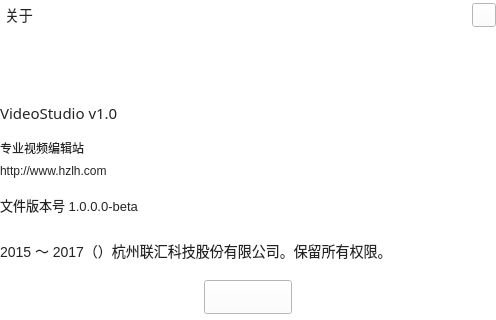
leoxxw/myshotcut, file src/MyWidgets/aboutwidget.ui: the form before one commit.
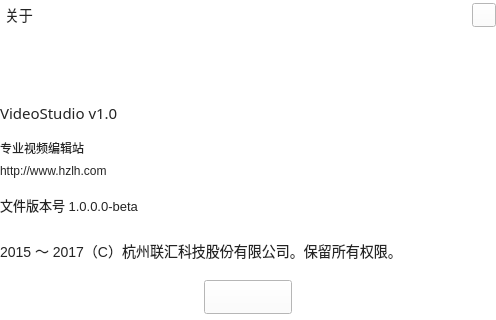
The form after the commit. Icons and pictures are not drawn.

Diff of the .ui file:
```diff
--- a/src/MyWidgets/aboutwidget.ui
+++ b/src/MyWidgets/aboutwidget.ui
@@ -325,7 +325,7 @@
 qproperty-alignment: ' AlignCenter';</string>
               </property>
               <property name="text">
-               <string>2015 ～ 2017（）杭州联汇科技股份有限公司。保留所有权限。</string>
+               <string>2015 ～ 2017（C）杭州联汇科技股份有限公司。保留所有权限。</string>
               </property>
              </widget>
             </item>
```
Left out of the diff: 3 changed lines with no effect on the pictures.
